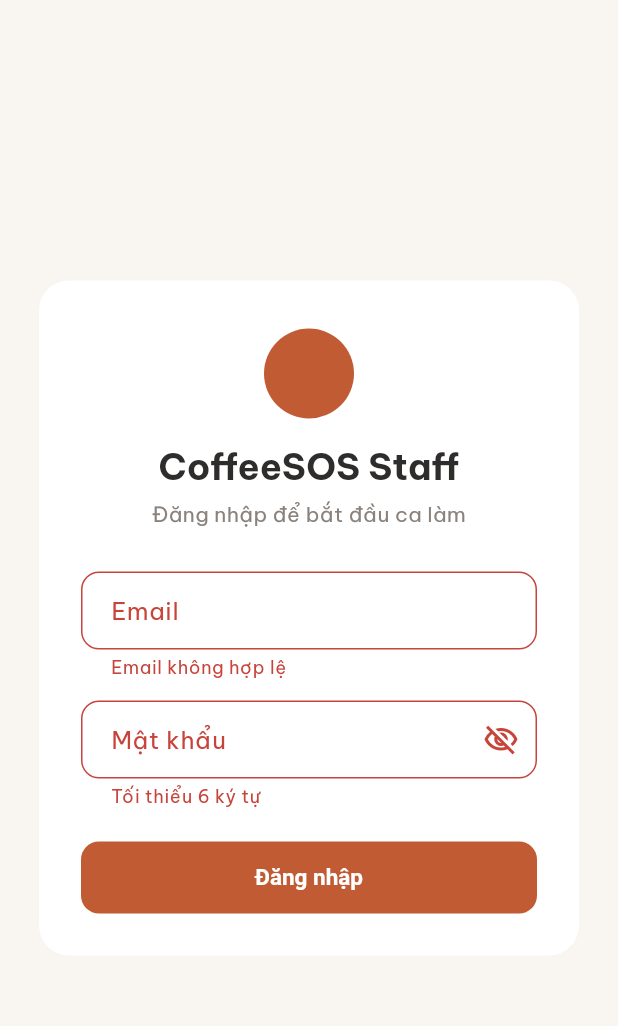
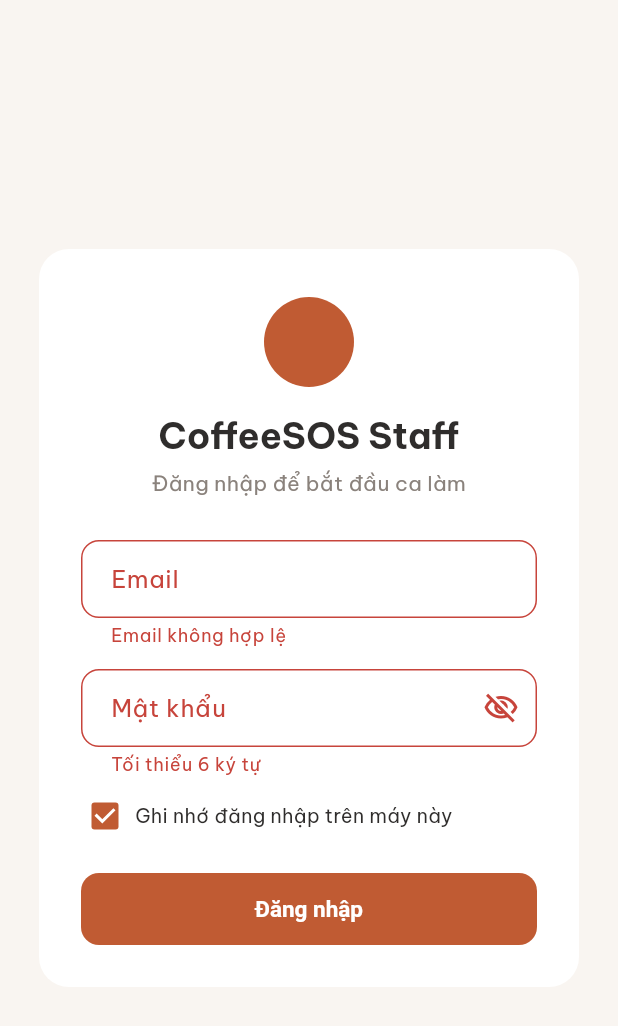
Before and after one commit to auduongvanhieu/coffeesosstaff, a Flutter app: the screen it shows after launch, after a tap on "Đăng nhập", on a phone screen of 412 x 824 dp. Shown: the top 1026 px of the screen. Run offline on Flutter 3.47's test engine with Material 3 defaults, Android fonts, the phone set to English and light mode, and no system bars; our stand-ins replace dio, flutter_riverpod, flutter_secure_storage, go_router, google_fonts, image_picker and 1 more; accounts and stored records are empty; network calls fail.

Commit message:
Remember the sign-in on a terminal
Shared POS terminals had to retype the account on every email sign-in. A
"Ghi nhớ đăng nhập trên máy này" checkbox (on by default) saves the email
and password through flutter_secure_storage, so the keychain holds them
rather than plain preferences, and the form fills itself next time. Only a
sign-in that succeeded is remembered, unchecking clears what was stored,
and "Xoá đăng nhập đã lưu" removes it on demand.

Co-Authored-By: Claude Opus 5 (1M context) <noreply@anthropic.com>

```diff
--- /dev/null
+++ b/lib/core/storage/credential_storage.dart
@@ -0,0 +1,56 @@
+import 'package:flutter_riverpod/flutter_riverpod.dart';
+import 'package:flutter_secure_storage/flutter_secure_storage.dart';
+
+/// Email + password remembered for the sign-in form, so staff do not retype
+/// them on a shared terminal. flutter_secure_storage keeps them in the
+/// platform keychain (Keychain on iOS/macOS, Keystore-backed storage on
+/// Android, an encrypted entry on web), never in plain preferences.
+class SavedLogin {
+  const SavedLogin({required this.email, required this.password});
+
+  final String email;
+  final String password;
+}
+
+class CredentialStorage {
+  CredentialStorage([FlutterSecureStorage? storage])
+    : _storage = storage ?? const FlutterSecureStorage();
+
+  static const _kEmail = 'coffeesos.staff.login.email';
+  static const _kPassword = 'coffeesos.staff.login.password';
+
+  final FlutterSecureStorage _storage;
+
+  /// Returns the saved pair, or null when nothing was remembered. A failing
+  /// keychain (private window, locked device) is treated as "nothing saved".
+  Future<SavedLogin?> read() async {
+    try {
+      final email = await _storage.read(key: _kEmail);
+      final password = await _storage.read(key: _kPassword);
+      if (email == null || email.isEmpty || password == null) return null;
+      return SavedLogin(email: email, password: password);
+    } catch (_) {
+      return null;
+    }
+  }
+
+  Future<void> save(String email, String password) async {
+    try {
+      await _storage.write(key: _kEmail, value: email);
+      await _storage.write(key: _kPassword, value: password);
+    } catch (_) {
+      // Remembering is a convenience; never block signing in over it.
+    }
+  }
+
+  Future<void> clear() async {
+    try {
+      await _storage.delete(key: _kEmail);
+      await _storage.delete(key: _kPassword);
+    } catch (_) {}
+  }
+}
+
+final credentialStorageProvider = Provider<CredentialStorage>(
+  (ref) => CredentialStorage(),
+);
--- a/lib/features/auth/presentation/login_page.dart
+++ b/lib/features/auth/presentation/login_page.dart
@@ -5,6 +5,7 @@ import 'package:go_router/go_router.dart';
 import '../../../app/router.dart';
 import '../../../core/config/app_config.dart';
 import '../../../core/network/api_client.dart';
+import '../../../core/storage/credential_storage.dart';
 import '../../../core/storage/device_context.dart';
 import '../../../core/theme/app_colors.dart';
 import '../../../core/widgets/brand_logo.dart';
@@ -24,6 +25,39 @@ class _LoginPageState extends ConsumerState<LoginPage> {
   final _email = TextEditingController();
   final _password = TextEditingController();
   bool _obscure = true;
+  bool _remember = true;
+  bool _hadSaved = false;
+
+  @override
+  void initState() {
+    super.initState();
+    _loadSaved();
+  }
+
+  /// Fills the form from the keychain so a shared terminal does not have to
+  /// retype the account every time.
+  Future<void> _loadSaved() async {
+    final saved = await ref.read(credentialStorageProvider).read();
+    if (saved == null || !mounted) return;
+    setState(() {
+      _email.text = saved.email;
+      _password.text = saved.password;
+      _hadSaved = true;
+    });
+  }
+
+  Future<void> _forget() async {
+    await ref.read(credentialStorageProvider).clear();
+    if (!mounted) return;
+    setState(() {
+      _email.clear();
+      _password.clear();
+      _remember = false;
+      _hadSaved = false;
+    });
+    ScaffoldMessenger.of(context)
+        .showSnackBar(const SnackBar(content: Text('Đã xoá đăng nhập đã lưu')));
+  }
 
   @override
   void dispose() {
@@ -34,9 +68,15 @@ class _LoginPageState extends ConsumerState<LoginPage> {
 
   Future<void> _submit() async {
     if (!_formKey.currentState!.validate()) return;
-    await ref
-        .read(authControllerProvider.notifier)
-        .login(_email.text.trim(), _password.text);
+    final email = _email.text.trim();
+    final password = _password.text;
+    await ref.read(authControllerProvider.notifier).login(email, password);
+    if (!mounted) return;
+    // Only remember a login that actually worked.
+    final signedIn = ref.read(authControllerProvider).value != null;
+    if (!signedIn) return;
+    final store = ref.read(credentialStorageProvider);
+    await (_remember ? store.save(email, password) : store.clear());
   }
 
   @override
@@ -102,11 +142,36 @@ class _LoginPageState extends ConsumerState<LoginPage> {
               validator: (v) =>
                   (v == null || v.length < 6) ? 'Tối thiểu 6 ký tự' : null,
             ),
+            const SizedBox(height: 6),
+            InkWell(
+              borderRadius: BorderRadius.circular(8),
+              onTap: () => setState(() => _remember = !_remember),
+              child: Padding(
+                padding: const EdgeInsets.symmetric(vertical: 4),
+                child: Row(
+                  children: [
+                    Checkbox(
+                      value: _remember,
+                      visualDensity: VisualDensity.compact,
+                      materialTapTargetSize: MaterialTapTargetSize.shrinkWrap,
+                      onChanged: (v) => setState(() => _remember = v ?? false),
+                    ),
+                    const SizedBox(width: 4),
+                    const Expanded(
+                      child: Text(
+                        'Ghi nhớ đăng nhập trên máy này',
+                        style: TextStyle(fontSize: 13),
+                      ),
+                    ),
+                  ],
+                ),
+              ),
+            ),
             if (error != null) ...[
-              const SizedBox(height: 14),
+              const SizedBox(height: 8),
               Text(error, style: const TextStyle(color: AppColors.danger)),
             ],
-            const SizedBox(height: 22),
+            const SizedBox(height: 18),
             FilledButton(
               onPressed: isLoading ? null : _submit,
               child: isLoading
@@ -129,6 +194,14 @@ class _LoginPageState extends ConsumerState<LoginPage> {
                 child: const Text('Nhập mã PIN'),
               ),
             ],
+            if (_hadSaved)
+              TextButton(
+                onPressed: _forget,
+                child: const Text(
+                  'Xoá đăng nhập đã lưu',
+                  style: TextStyle(color: AppColors.textSecondary),
+                ),
+              ),
           ],
         ),
       ),
--- a/pubspec.yaml
+++ b/pubspec.yaml
@@ -42,6 +42,7 @@ dependencies:
   intl: ^0.20.3
   web_socket_channel: ^3.0.3
   image_picker: ^1.2.3
+  flutter_secure_storage: ^11.2.0
 
 dev_dependencies:
   flutter_test:
```
Also changed, not shown: pubspec.lock, 1 other file.
